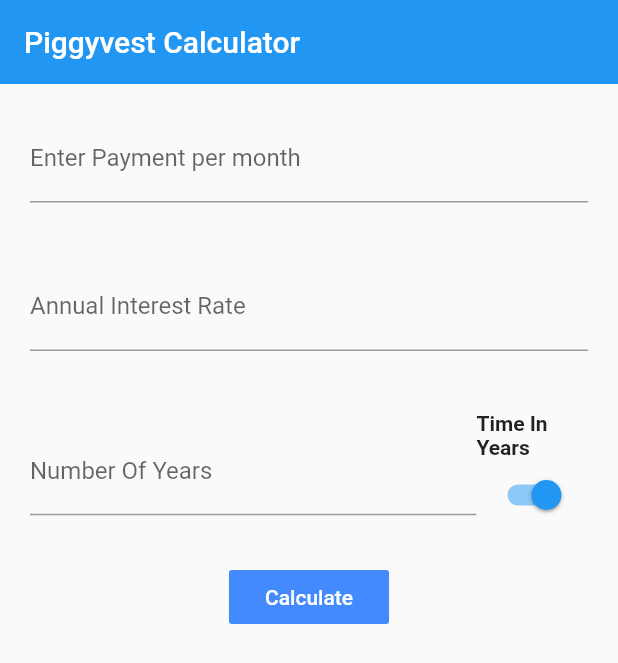
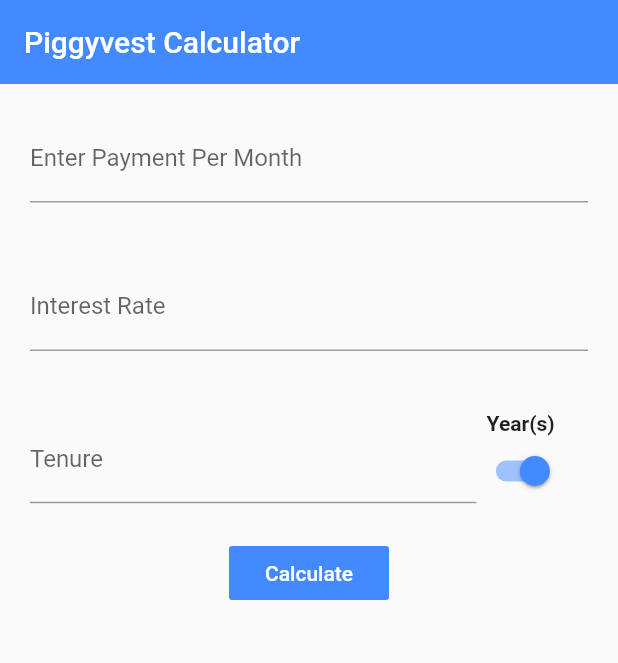
Before and after one commit to Jzjudith/Piggyvest-Calculator, a Flutter app: the screen it shows after launch, after a tap on "Calculate", on a phone screen of 412 x 824 dp. Shown: the top 663 px of the screen. Run offline on Flutter 3.47's test engine with Material 2 defaults, Android fonts, the phone set to English and light mode, and no system bars.

Commit message:
Update main.dart

```diff
--- a/piggyvest_calculator/lib/main.dart
+++ b/piggyvest_calculator/lib/main.dart
@@ -1,13 +1,12 @@
 import "package:flutter/material.dart";
 import "dart:math";
 
-
 void main() => runApp(
     MaterialApp(
-    title: 'Piggy Calculator',
+        title: 'Piggyvest Calculator',
         theme: ThemeData(
-      primaryColor: Colors.blue,
-      accentColor: Colors.blue,
+          primaryColor: Colors.blueAccent,
+          accentColor: Colors.blueAccent,
         ),
 
         home: HomeScreen()
@@ -17,18 +16,17 @@ void main() => runApp(
 class HomeScreen extends StatefulWidget {
   @override
   HomeScreenState createState() => HomeScreenState();
-
 }
 
 class HomeScreenState extends State<HomeScreen> {
 
-  List _monthsInYears = [ 'Month(s)', 'Year(s)' ];
-  String _monthsInYear = "Year(s)";
-  String _compoundedInterest = "";
+  List _tenureTypes = [ 'Month(s)', 'Year(s)' ];
+  String _tenureType = "Year(s)";
+  String _compoundInterest = "";
 
   final TextEditingController _paymentPerMonth = TextEditingController();
   final TextEditingController _interestRate = TextEditingController();
-  final TextEditingController _timeInYears = TextEditingController();
+  final TextEditingController _tenure = TextEditingController();
 
   bool _switchValue = true;
 
@@ -39,6 +37,7 @@ class HomeScreenState extends State<HomeScreen> {
         appBar: AppBar(
             title: Text("Piggyvest Calculator"),
             elevation: 0.0
+
         ),
 
         body: Center(
@@ -50,7 +49,7 @@ class HomeScreenState extends State<HomeScreen> {
                         child: TextField(
                           controller: _paymentPerMonth,
                           decoration: InputDecoration(
-                    labelText: "Enter Payment per month"
+                              labelText: "Enter Payment Per Month"
                           ),
                           keyboardType: TextInputType.number,
 
@@ -62,7 +61,7 @@ class HomeScreenState extends State<HomeScreen> {
                         child: TextField(
                           controller: _interestRate,
                           decoration: InputDecoration(
-                    labelText: "Annual Interest Rate"
+                              labelText: "Interest Rate"
                           ),
                           keyboardType: TextInputType.number,
                         )
@@ -76,12 +75,12 @@ class HomeScreenState extends State<HomeScreen> {
                                 flex: 4,
                                 fit: FlexFit.tight,
                                 child: TextField(
-                        controller: _timeInYears,
+                                  controller: _tenure,
                                   decoration: InputDecoration(
-                          labelText: "Number Of Years"
+                                      labelText: "Tenure"
                                   ),
                                   keyboardType: TextInputType.number,
-                      ),
+                                )
                             ),
 
                             Flexible(
@@ -89,79 +88,86 @@ class HomeScreenState extends State<HomeScreen> {
                                 child: Column(
                                     children: [
                                       Text(
-                            'Time In Years',
+                                          _tenureType,
                                           style: TextStyle(
                                               fontWeight: FontWeight.bold
-                            ),
+                                          )
                                       ),
                                       Switch(
                                           value: _switchValue,
                                           onChanged: (bool value) {
                                             print(value);
+
                                             if( value ) {
-                                _monthsInYear = _monthsInYears[1];
+                                              _tenureType = _tenureTypes[1];
                                             } else {
-                                _monthsInYear = _monthsInYears[0];
+                                              _tenureType = _tenureTypes[0];
                                             }
+
                                             setState(() {
                                               _switchValue = value;
                                             });
                                           }
-                          ),
+
+                                      )
+                                    ]
+                                )
+                            )
                           ],
-                      ),
-                    ),
-                  ],
-                ),
+                        )
+
                     ),
 
                     Flexible(
                         fit: FlexFit.loose,
                         child: FlatButton(
+                            onPressed: _handleCalculation,
                             child: Text("Calculate"),
-                    onPressed: () {
-                    _handleCalculation (); },
                             color: Colors.blueAccent,
                             textColor: Colors.white,
                             padding: EdgeInsets.only(top: 10.0, bottom: 10.0, left: 24.0, right: 24.0)
-                ),
+                        )
                     ),
 
+                    compoundInterestsWidget(_compoundInterest)
+
                   ],
-          ),
-        ),
-      ),
+                )
+            )
+        )
     );
   }
 
   void _handleCalculation() {
 
-    //  Compounded Interest
-    //  F = P * (((1 + r/n)nt - 1) / (r/n))
+    //  Compound Interest
     //  F = Future value
-    //  P = Payment per month
-    //  r = Annual interest rate
+    //  P = payment per month
+    //  r = interest rate
     //  n = total number of payments or periods
 
     double F = 0.0;
     int P = int.parse(_paymentPerMonth.text);
     double r = int.parse(_interestRate.text) / 12 / 100;
-    int t = int.parse(_timeInYears.text);
-    int n = _monthsInYear == "Year(s)" ? int.parse(_timeInYears.text) * 12  : int.parse(_timeInYears.text);
+    int n = _tenureType == "Year(s)" ? int.parse(_tenure.text) * 12  : int.parse(_tenure.text);
 
-    F = P * ((pow((1 + r/n), n*t) - 1) / (r/n));
 
-    _compoundedInterest = F.toStringAsFixed(2);
+    F = P * ((pow((1 + r/n), n) - 1) / (r/n));
+
+    _compoundInterest = F.toStringAsFixed(2);
+
     setState(() {
 
     });
   }
 
- Widget compoundedInterest(compoundedInterest) {
+
+  Widget compoundInterestsWidget(compoundInterest) {
+
     bool canShow = false;
-    String _compoundedInterest = compoundedInterest;
+    String _compoundInterest = compoundInterest;
 
-    if( _compoundedInterest.length > 0 ) {
+    if( _compoundInterest.length > 0 ) {
       canShow = true;
     }
     return
@@ -169,21 +175,20 @@ class HomeScreenState extends State<HomeScreen> {
           margin: EdgeInsets.only(top: 40.0),
           child: canShow ? Column(
               children: [
-          Text("Your compounded Interest is",
+                Text("Your Compound Interest is",
                     style: TextStyle(
                         fontSize: 18.0,
                         fontWeight: FontWeight.bold
                     )
                 ),
                 Container(
-            child: Text(_compoundedInterest,
+                    child: Text(_compoundInterest,
                         style: TextStyle(
                             fontSize: 50.0,
                             fontWeight: FontWeight.bold
-              ),
-            ),
-          ),
-        ],
+                        ))
+                )
+              ]
           ) : Container()
       );
   }
```
Lines whose indentation alone changed are shown as unchanged.
